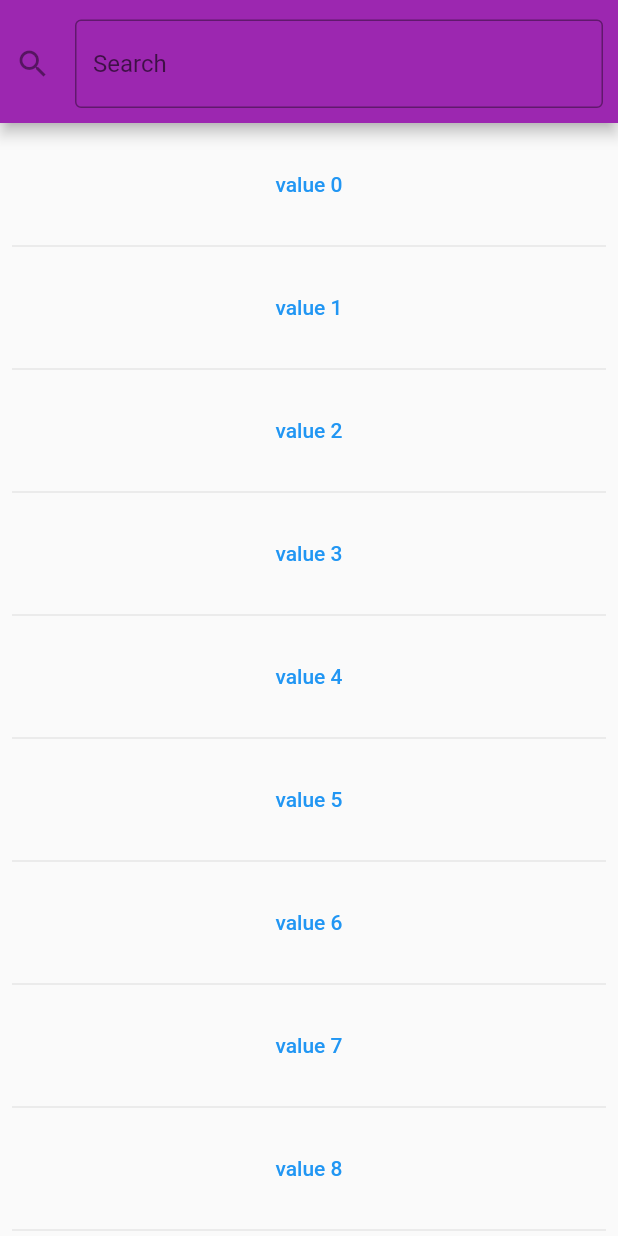
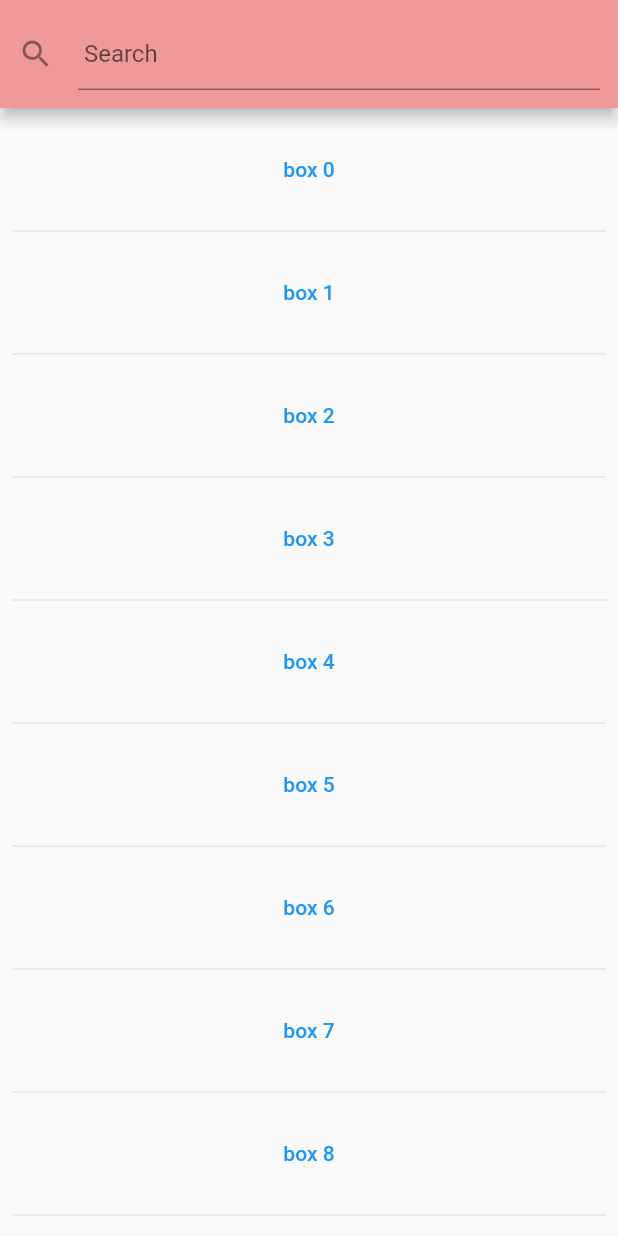
Before and after one commit to hnq-jan8/flutter_final, a Flutter app: the screen it shows after launch, on a phone screen of 412 x 824 dp. Run offline on Flutter 3.47's test engine with Material 2 defaults, Android fonts, the phone set to English and light mode, and no system bars.

Commit message:
The search box is now available, and the list is updated based on the word entered by the user.

```diff
--- a/lib/main.dart
+++ b/lib/main.dart
@@ -3,44 +3,69 @@ import 'package:flutter/material.dart';
 void main() => runApp(MyApp());
 
 class MyApp extends StatelessWidget {
-  List<String> values = <String>[
-    'value 0',
-    'value 1',
-    'value 2',
-    'value 3',
-    'value 4',
-    'value 5',
-    'value 6',
-    'value 7',
-    'value 8',
-    'value 9',
-    'value 10',
-    'value 11',
-    'value 12',
-    'value 13',
-    'value 14',
-  ];
-  // List<int> colorCodes = <int>[300, 200, 100];
-
   MyApp({super.key});
 
   @override
   Widget build(BuildContext context) {
-    return MaterialApp(
-      home: Scaffold(
+    return const MaterialApp(
+      debugShowCheckedModeBanner: false,
+      home: HomeWidget(),
+    );
+  }
+
+  List<String> foundValues = [];
+}
+
+class HomeWidget extends StatefulWidget {
+  const HomeWidget({super.key});
+
+  @override
+  State<HomeWidget> createState() => _HomeWidgetState();
+}
+
+class _HomeWidgetState extends State<HomeWidget> {
+  List<String> boxes = [
+    'box 0',
+    'box 1',
+    'box 2',
+    'box 3',
+    'box 4',
+    'box 5',
+    'box 6',
+    'box 7',
+    'box 8',
+    'box 9',
+    'box 10',
+    'box 11',
+    'box 12',
+    'box 13',
+    'box 14',
+  ];
+
+  List<String> foundBoxes = [];
+
+  @override
+  void initState() {
+    foundBoxes = boxes;
+    super.initState();
+  }
+
+  @override
+  Widget build(BuildContext context) {
+    return Scaffold(
       appBar: AppBar(
-          backgroundColor: Colors.purple,
+        backgroundColor: Colors.red[200],
         // title: const Text('Search will be here soon'),
-          bottom: const PreferredSize(
-            preferredSize: Size.fromHeight(26),
+        bottom: PreferredSize(
+          preferredSize: const Size.fromHeight(16),
           child: Padding(
-              padding: EdgeInsets.all(10),
+            padding: const EdgeInsets.all(12),
             child: TextField(
-                decoration: InputDecoration(
+              onChanged: (value) => updateFilter(value),
+              decoration: const InputDecoration(
                 icon: Icon(Icons.search),
-                  hintText: 'Search',
-                  // fillColor: Colors.black,
-                  border: OutlineInputBorder(),
+                hintText: ' Search',
+                fillColor: Colors.black,
               ),
             ),
           ),
@@ -48,23 +73,35 @@ class MyApp extends StatelessWidget {
       ),
       body: ListView.separated(
         padding: const EdgeInsets.all(8),
-          itemCount: values.length,
+        itemCount: foundBoxes.length,
         itemBuilder: (BuildContext context, int index) {
           return TextButton(
             onPressed: () => print('Press ${index}'),
             child: SizedBox(
               height: 50,
               child: Center(
-                  child: Text(values[index]),
+                child: Text(foundBoxes[index]),
               ),
             ),
           );
         },
-          separatorBuilder: (BuildContext context, int index) =>
-              const Divider(),
+        separatorBuilder: (BuildContext context, int index) => const Divider(),
       ),
-      ),
-      debugShowCheckedModeBanner: false,
     );
   }
+
+  void updateFilter(String enteredWord) {
+    List<String> results = [];
+    if (enteredWord.isEmpty) {
+      results = boxes;
+    } else {
+      results = boxes
+          .where((box) => box.toLowerCase().contains(enteredWord.toLowerCase()))
+          .toList();
     }
+
+    setState(() {
+      foundBoxes = results;
+    });
+  }
+}
```
Lines whose indentation alone changed are shown as unchanged.
